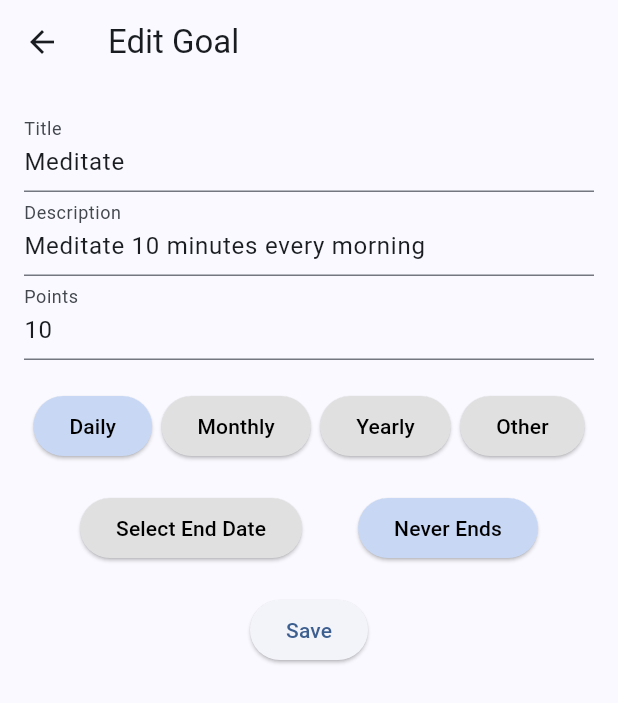
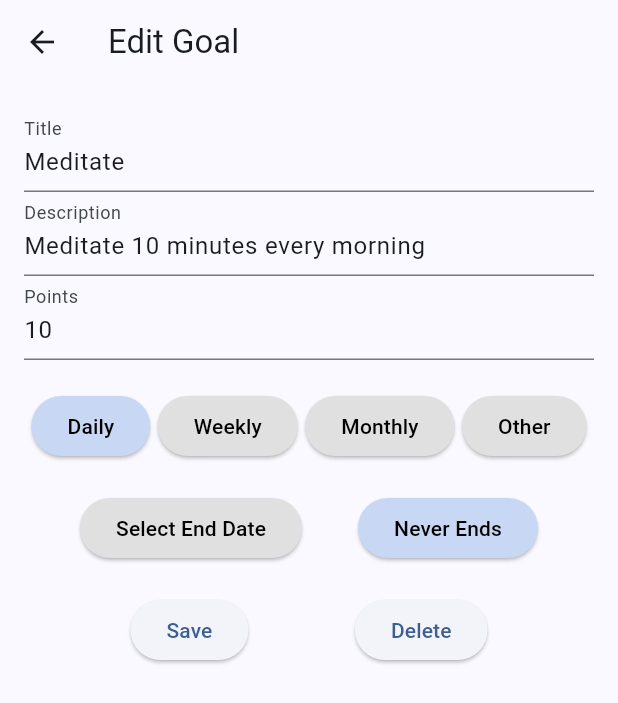
Before and after one commit to tyleraudino/PawsitiveMinds, a Flutter app: the GoalsPage screen opened directly, after a tap on the "edit" icon, on a phone screen of 412 x 824 dp. Shown: the top 703 px of the screen. Run offline on Flutter 3.47's test engine with Material 3 defaults, Android fonts, the phone set to English and light mode, and no system bars.

Commit message:
goals can be deleted

```diff
--- a/lib/goals.dart
+++ b/lib/goals.dart
@@ -9,17 +9,27 @@ class Goal {
   String description;
   String recurrence;
   DateTime? endDate; // init end date to null for reminders with no end date
-  // bool reminders = false;
+  bool reminders = false;
   int points;
 
   Goal({required this.title, required this.description, required this.points, this.recurrence = "Daily", this.endDate});
 }
 
+List<Goal> userGoals = [
+    //example data - will get from backend but implement later
+    Goal(title: 'Meditate', description: 'Meditate 10 minutes every morning', points: 10),
+    Goal(title: 'Exercise', description: 'Exercise 5 times a week', points: 20),
+];
+
 Future<void> createGoal(Goal goal) async {
     final String apiUrl = 'http://127.0.0.1:8000/goals/'; // to be updated
     final Map<String, dynamic> goalData = {
-      'title': goal.title, // temp data
-      'description': goal.description, // temp data
+      'title': goal.title,
+      'description': goal.description,
+      'reccurence' : goal.recurrence,
+      'endDate' : goal.endDate,
+      'reminders' : goal.reminders,
+      'points' : goal.points,
     };
 
     try {
@@ -41,23 +51,37 @@ Future<void> createGoal(Goal goal) async {
     }
   }
 
+Future<void> deleteGoal(Goal? goal) async {
+  //function to delete goal from backend
+  // todo
+  if (goal != null){
+    final Map<String, dynamic> goalData = {
+          'title': goal.title,
+          'description': goal.description,
+          'reccurence' : goal.recurrence,
+          'endDate' : goal.endDate,
+          'reminders' : goal.reminders,
+          'points' : goal.points,
+    };
+  }
+
+  //do backend stuff here
+
+  // for ui testing - delete after backend implemented
+
+}
+
 class GoalsPage extends StatefulWidget {
   @override
   _GoalsPageState createState() => _GoalsPageState();
 }
 
 class _GoalsPageState extends State<GoalsPage>  {
-  List<Goal> userGoals = [
-    //example data - will get from backend but implement later
-    Goal(title: 'Meditate', description: 'Meditate 10 minutes every morning', points: 10),
-    Goal(title: 'Exercise', description: 'Exercise 5 times a week', points: 20),
-  ];
-
   @override
   Widget build(BuildContext context) {
     return Scaffold(
       appBar: AppBar(
-        title: Text('Your Goals'),
+        title: const Text('Your Goals'),
       ),
       body: ListView.builder(
         itemCount: userGoals.length,
@@ -66,7 +90,7 @@ class _GoalsPageState extends State<GoalsPage>  {
           return Card(
             child: ListTile(
               leading: IconButton(
-                icon: Icon(Icons.check_circle),
+                icon: const Icon(Icons.check_circle),
                 onPressed: () {
                   Navigator.push(
                     context,
@@ -78,7 +102,7 @@ class _GoalsPageState extends State<GoalsPage>  {
               title: Text(goal.title),
               subtitle: Text(goal.description),
               trailing: IconButton(
-                icon: Icon(Icons.edit),
+                icon: const Icon(Icons.edit),
                 onPressed: () {
                   Navigator.push(
                     context,
@@ -89,6 +113,11 @@ class _GoalsPageState extends State<GoalsPage>  {
                       if (updatedGoal != null) {
                         setState(() {
                           userGoals[index] = updatedGoal;
+                        });
+                      }else{
+                        // to handle updating
+                        setState(() {
+                            userGoals.removeAt(index);
                         });
                       }
                     });
@@ -110,16 +139,13 @@ class _GoalsPageState extends State<GoalsPage>  {
                       setState(() {
                         userGoals.add(newGoal);
                       });
-
                       //for backend
                       createGoal(newGoal);
                     }
-
                   });
-
                 // open goal creation page here
               },
-              child: Text('+'),
+              child: const Text('+'),
             ),
     );
   }
@@ -150,13 +176,12 @@ class _EditGoalPageState extends State<EditGoalPage> {
         });
       },
       style: ElevatedButton.styleFrom(
-        backgroundColor: selectedFrequency == frequency ? Color.fromRGBO(200, 215, 243, 1.0) : Colors.grey[300],
+        backgroundColor: selectedFrequency == frequency ? const Color.fromRGBO(200, 215, 243, 1.0) : Colors.grey[300],
         foregroundColor: Colors.black,
       ),
       child: Text(frequency),
     );
   }
-
 
   @override
   void initState() {
@@ -191,34 +216,59 @@ class _EditGoalPageState extends State<EditGoalPage> {
     );
   }
 
+  void confirmDeleteGoal() {
+    showDialog(
+      context: context,
+      builder: (context) => AlertDialog(
+        title: const Text('Delete Goal'),
+        content: const Text('Are you sure you want to delete this goal?'),
+        actions: [
+          TextButton(
+            onPressed: () => Navigator.of(context).pop(), // Dismiss dialog
+            child: const Text('Cancel'),
+          ),
+          TextButton(
+            onPressed: () {
+              Navigator.of(context).pop(); // Dismiss dialog
+              deleteGoal(widget.goal); // Call the delete function
+              Navigator.of(context).pop(null); // go to goals page
+            },
+            style: TextButton.styleFrom(backgroundColor: const Color.fromRGBO(222, 144, 144, 1)),
+            child: const Text('Delete'),
+          ),
+        ],
+      ),
+    );
+  }
+
   @override
   Widget build(BuildContext context) {
     return Scaffold(
       appBar: AppBar( title: Text(widget.isEditing ? 'Edit Goal' : 'Create Goal'),),
       body: Padding(
-        padding: EdgeInsets.all(16.0),
+        padding: const EdgeInsets.all(16.0),
         child: Column(
           children: [
             TextField(
               controller: titleController,
-              decoration: InputDecoration(labelText: 'Title'),
+              decoration: const InputDecoration(labelText: 'Title'),
             ),
             TextField(
               controller: descriptionController,
-              decoration: InputDecoration(labelText: 'Description'),
+              decoration: const InputDecoration(labelText: 'Description'),
             ),
             TextField(
               controller: pointsController,
               keyboardType: TextInputType.number,
               inputFormatters: [FilteringTextInputFormatter.digitsOnly],
-              decoration: InputDecoration(labelText: 'Points'),
+              decoration: const InputDecoration(labelText: 'Points'),
             ),
             const SizedBox(height: 20),
             Row(mainAxisAlignment: MainAxisAlignment.spaceEvenly,
               children: [
                 buildFrequencyButton('Daily'),
+                buildFrequencyButton('Weekly'),
                 buildFrequencyButton('Monthly'),
-                buildFrequencyButton('Yearly'),
                 buildFrequencyButton('Other'),
               ],),
             const SizedBox(height: 20),
@@ -238,7 +288,7 @@ class _EditGoalPageState extends State<EditGoalPage> {
                   });
                   },
                   style: ElevatedButton.styleFrom(
-                  backgroundColor: endDate != null ? Color.fromRGBO(200, 215, 243, 1.0) : Colors.grey[300],
+                  backgroundColor: endDate != null ? const Color.fromRGBO(200, 215, 243, 1.0) : Colors.grey[300],
                   foregroundColor: Colors.black,
                   ),
                   child: Text(endDate != null ? 'Ends: ${endDate!.toLocal().toString().split(' ')[0]}' : 'Select End Date'),
@@ -250,17 +300,25 @@ class _EditGoalPageState extends State<EditGoalPage> {
                     });
                   },
                   style: ElevatedButton.styleFrom(
-                  backgroundColor: endDate == null ? Color.fromRGBO(200, 215, 243, 1.0) : Colors.grey[300],
+                  backgroundColor: endDate == null ? const Color.fromRGBO(200, 215, 243, 1.0) : Colors.grey[300],
                   foregroundColor: Colors.black,
                   ),
-                  child: Text('Never Ends'),
+                  child: const Text('Never Ends'),
               ),
             ],),
             const SizedBox(height: 20),
-            ElevatedButton(
-              onPressed: saveGoal,
-              child: Text(widget.isEditing ? 'Save' : 'Create'),
-            ),
+            Row(mainAxisAlignment: MainAxisAlignment.spaceEvenly,
+              children: [
+                ElevatedButton(
+                  onPressed: saveGoal,
+                  child: Text(widget.isEditing ? 'Save' : 'Create'),
+                ),
+                if(widget.isEditing && (widget.goal != null ))
+                  ElevatedButton(
+                  onPressed: confirmDeleteGoal,
+                  child: Text(widget.isEditing ? 'Delete' : 'Cancel'))
+             ])
+
           ],
         ),
       ),
@@ -300,17 +358,17 @@ class _CompleteGoalPageState extends State<CompleteGoalPage> {
     return Scaffold(
       appBar: AppBar(),
       body: Padding(
-        padding: EdgeInsets.all(16.0),
+        padding: const EdgeInsets.all(16.0),
         child: Column(
           children: [
             TextField(
               controller: journalController,
-              decoration: InputDecoration(labelText: 'Title'),
+              decoration: const InputDecoration(labelText: 'Title'),
             ),
             SizedBox(height: 20),
             ElevatedButton(
               onPressed: saveCompletion,
-              child: Text("Complete Goal"),
+              child: const Text("Complete Goal"),
             ),
           ],
         ),
```
